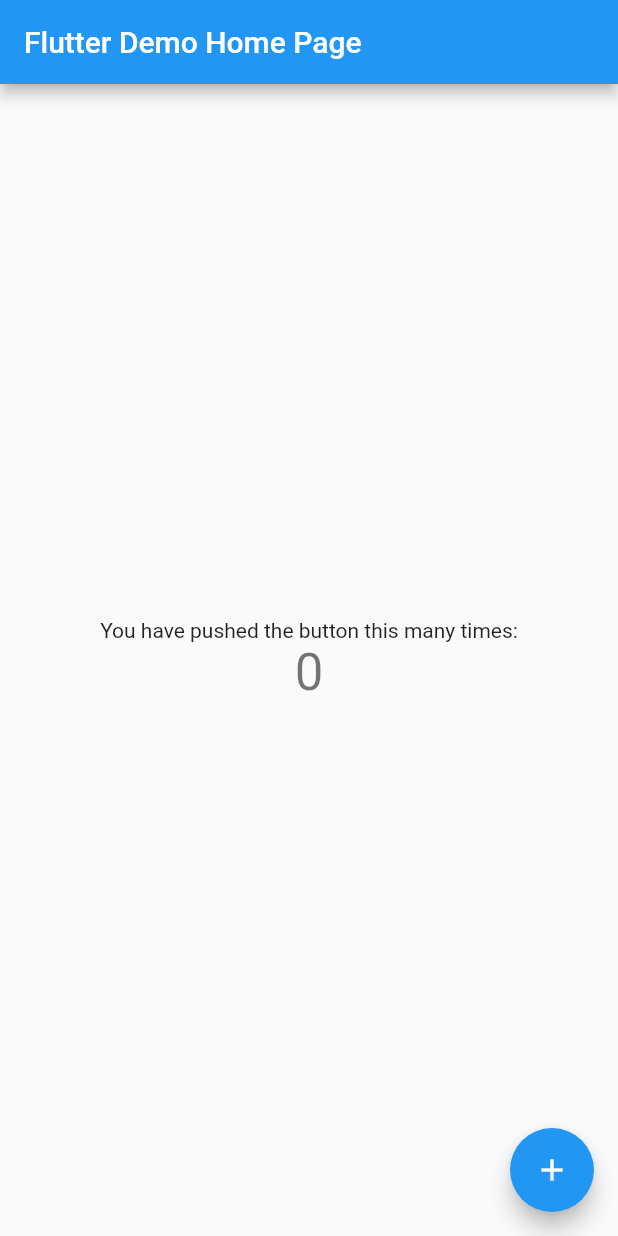
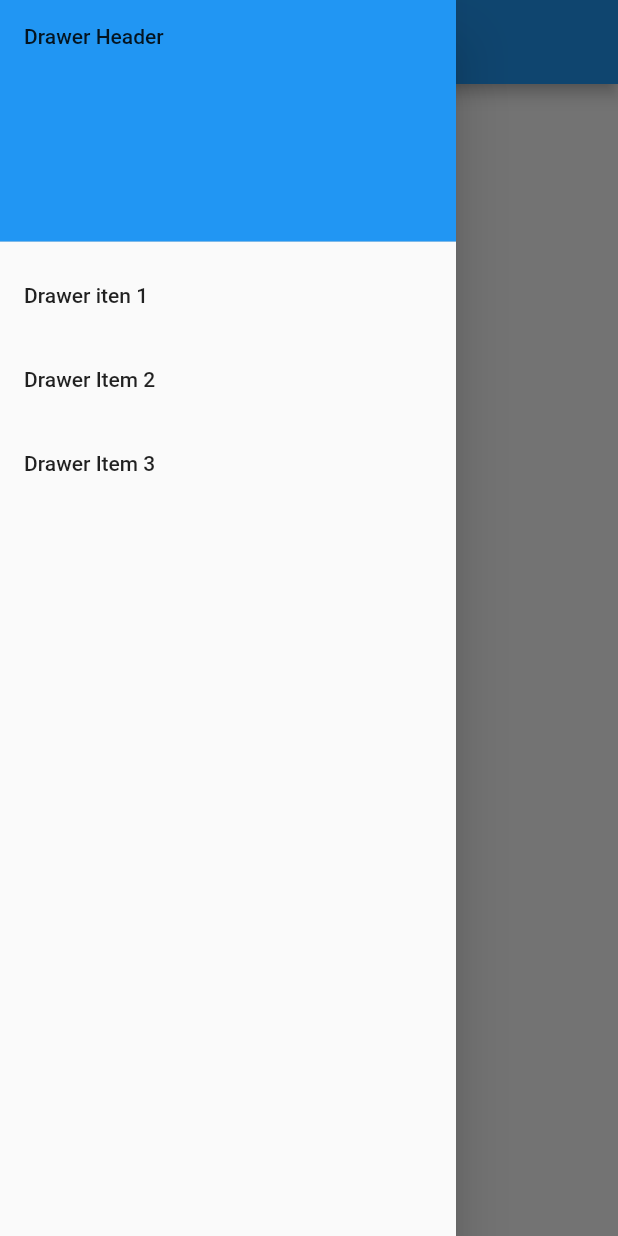
Before and after one commit to azizcse/Flutter_learn, a Flutter app: the screen it shows after launch, with the side drawer open (before the commit the screen has no drawer), on a phone screen of 412 x 824 dp. Run offline on Flutter 3.47's test engine with Material 2 defaults, Android fonts, the phone set to English and light mode, and no system bars.

Commit message:
navigation drawer added

```diff
--- /dev/null
+++ b/lib/drawer/navigation_drawer.dart
@@ -0,0 +1,55 @@
+import 'package:flutter/material.dart';
+import '../tabbar/tab_layout_page.dart';
+class NavigationDrawer extends StatelessWidget{
+
+  final String title;
+
+  NavigationDrawer({
+    Key key,
+    this.title,
+  }):super(key : key);
+
+
+  @override
+  Widget build(BuildContext context) {
+    return new Scaffold(
+      appBar: new AppBar(
+        title: new Text(title),
+      ),
+      body: new Center(child: new Text("Flutter page"),),
+
+      drawer: new Drawer(
+        child: new ListView(
+          padding: EdgeInsets.zero,
+          children: <Widget>[
+            new DrawerHeader(child: new Text("Drawer Header"),
+              decoration: new BoxDecoration(
+                color: Colors.blue,
+              ),
+            ),
+
+            new ListTile(title: new Text("Drawer iten 1"),
+            onTap: (){
+              Navigator.pop(context);
+            },
+            ),
+            new ListTile(
+              title: new Text("Drawer Item 2"),
+              onTap: (){
+                Navigator.pop(context);
+              },
+            ),
+
+            new ListTile(
+              title: new Text("Drawer Item 3"),
+              onTap: (){
+                Navigator.pop(context);
+                Navigator.push(context, new MaterialPageRoute(builder: (context) => new TabBarDemo()));
+              },
+            ),
+          ],
+        ),
+      ),
+    );
+  }
+}
--- a/lib/main.dart
+++ b/lib/main.dart
@@ -1,120 +1,17 @@
 import 'package:flutter/material.dart';
+import 'drawer/navigation_drawer.dart';
 
 void main() => runApp(new MyApp());
 
 class MyApp extends StatelessWidget {
-  // This widget is the root of your application.
+  final String title = "Flutter Demo";
   @override
   Widget build(BuildContext context) {
     return new MaterialApp(
-      title: 'Flutter Demo',
       theme: new ThemeData(
-        // This is the theme of your application.
-        //
-        // Try running your application with "flutter run". You'll see the
-        // application has a blue toolbar. Then, without quitting the app, try
-        // changing the primarySwatch below to Colors.green and then invoke
-        // "hot reload" (press "r" in the console where you ran "flutter run",
-        // or press Run > Flutter Hot Reload in IntelliJ). Notice that the
-        // counter didn't reset back to zero; the application is not restarted.
         primarySwatch: Colors.blue,
       ),
-      home: new MyHomePage(title: 'Flutter Demo Home Page'),
+      home: new NavigationDrawer(title: 'Flutter Demo Home Page'),
     );
   }
 }
-
-/*
-class MyDrawerPage extends StatefulWidget {
-  final String appTitle;
-
-  MyDrawerPage({Key key, this.appTitle}) : super(key: key);
-
-  @override
-  State<StatefulWidget> createState() {}
-}
-*/
-
-class MyHomePage extends StatefulWidget {
-  MyHomePage({Key key, this.title}) : super(key: key);
-
-  // This widget is the home page of your application. It is stateful, meaning
-  // that it has a State object (defined below) that contains fields that affect
-  // how it looks.
-
-  // This class is the configuration for the state. It holds the values (in this
-  // case the title) provided by the parent (in this case the App widget) and
-  // used by the build method of the State. Fields in a Widget subclass are
-  // always marked "final".
-
-  final String title;
-
-  @override
-  _MyHomePageState createState() => new _MyHomePageState();
-}
-
-class _MyHomePageState extends State<MyHomePage> {
-  int _counter = 0;
-
-  void _incrementCounter() {
-    setState(() {
-      // This call to setState tells the Flutter framework that something has
-      // changed in this State, which causes it to rerun the build method below
-      // so that the display can reflect the updated values. If we changed
-      // _counter without calling setState(), then the build method would not be
-      // called again, and so nothing would appear to happen.
-      _counter++;
-    });
-  }
-
-  @override
-  Widget build(BuildContext context) {
-    // This method is rerun every time setState is called, for instance as done
-    // by the _incrementCounter method above.
-    //
-    // The Flutter framework has been optimized to make rerunning build methods
-    // fast, so that you can just rebuild anything that needs updating rather
-    // than having to individually change instances of widgets.
-    return new Scaffold(
-      appBar: new AppBar(
-        // Here we take the value from the MyHomePage object that was created by
-        // the App.build method, and use it to set our appbar title.
-        title: new Text(widget.title),
-      ),
-      body: new Center(
-        // Center is a layout widget. It takes a single child and positions it
-        // in the middle of the parent.
-        child: new Column(
-          // Column is also layout widget. It takes a list of children and
-          // arranges them vertically. By default, it sizes itself to fit its
-          // children horizontally, and tries to be as tall as its parent.
-          //
-          // Invoke "debug paint" (press "p" in the console where you ran
-          // "flutter run", or select "Toggle Debug Paint" from the Flutter tool
-          // window in IntelliJ) to see the wireframe for each widget.
-          //
-          // Column has various properties to control how it sizes itself and
-          // how it positions its children. Here we use mainAxisAlignment to
-          // center the children vertically; the main axis here is the vertical
-          // axis because Columns are vertical (the cross axis would be
-          // horizontal).
-          mainAxisAlignment: MainAxisAlignment.center,
-          children: <Widget>[
-            new Text(
-              'You have pushed the button this many times:',
-            ),
-            new Text(
-              '$_counter',
-              style: Theme.of(context).textTheme.display1,
-            ),
-          ],
-        ),
-      ),
-      floatingActionButton: new FloatingActionButton(
-        onPressed: _incrementCounter,
-        tooltip: 'Increment',
-        child: new Icon(Icons.add),
-      ), // This trailing comma makes auto-formatting nicer for build methods.
-    );
-  }
-}
```
Also changed, not shown: lib/tabbar/tab_layout_page.dart (added, +32 -0 lines).
